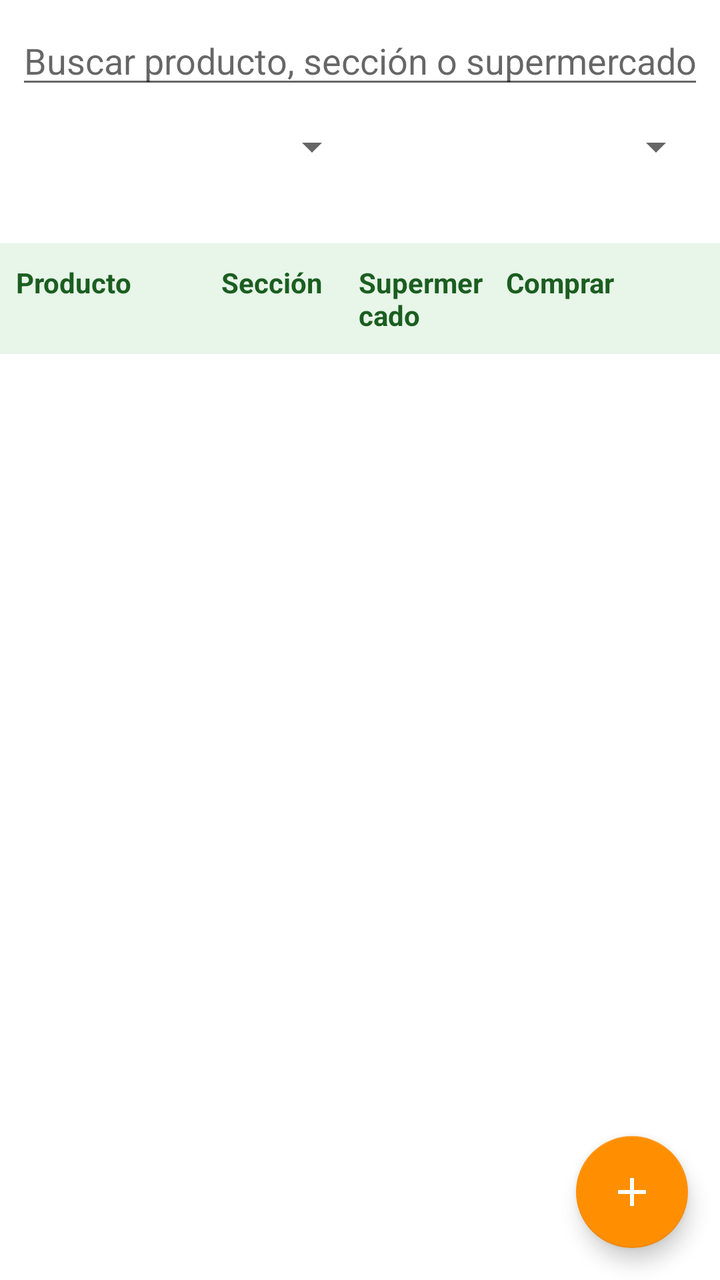
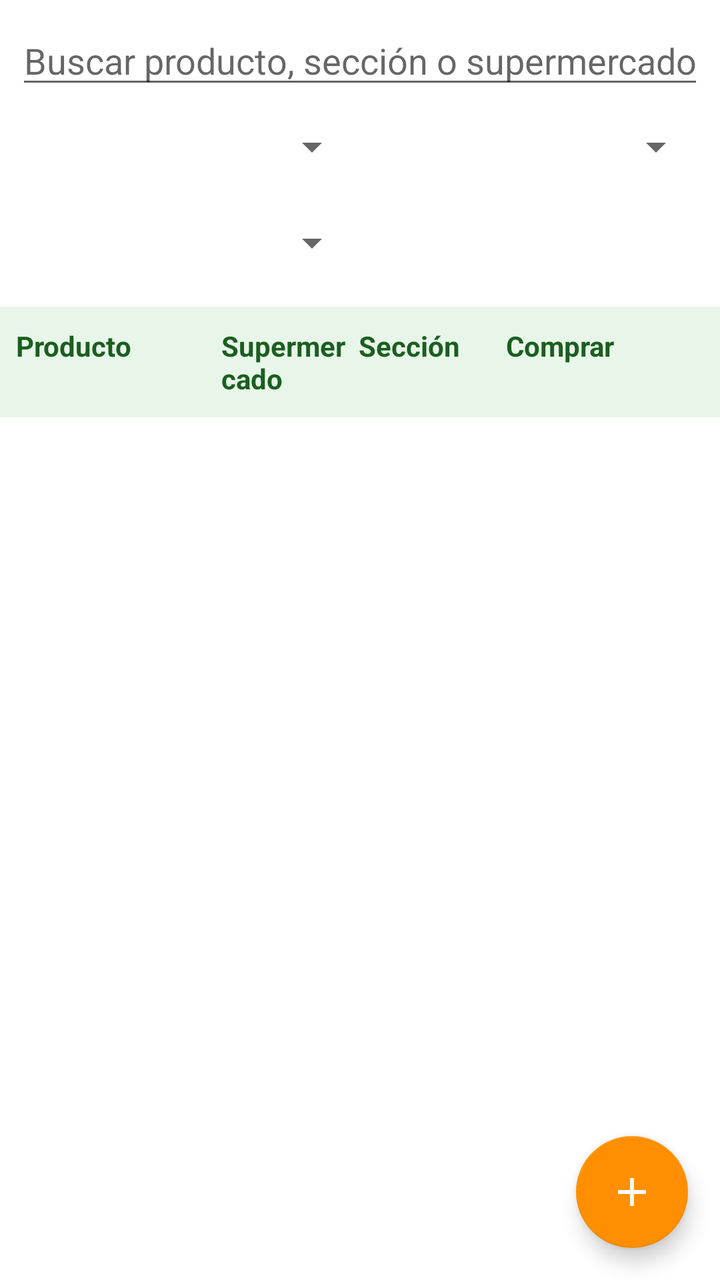

Before-and-after screenshots of an Android layout around one commit, followed by the original layout XML and the change that was made.
<!-- AndroidManifest.xml: application theme AppTheme -->
<!-- res/layout/activity_main.xml -->
<?xml version="1.0" encoding="utf-8"?>
<FrameLayout xmlns:android="http://schemas.android.com/apk/res/android"
    xmlns:app="http://schemas.android.com/apk/res-auto"
    android:layout_width="match_parent"
    android:layout_height="match_parent">

    <LinearLayout
        android:layout_width="match_parent"
        android:layout_height="match_parent"
        android:orientation="vertical">

        
        <LinearLayout
            android:layout_width="match_parent"
            android:layout_height="wrap_content"
            android:orientation="vertical"
            android:padding="8dp">

            <EditText
                android:id="@+id/etBuscar"
                android:layout_width="match_parent"
                android:layout_height="wrap_content"
                android:hint="@string/hint_buscar"
                android:importantForAutofill="no"
                android:inputType="text"
                android:maxLines="1" />

            <LinearLayout
                android:layout_width="match_parent"
                android:layout_height="wrap_content"
                android:orientation="horizontal">

                <Spinner
                    android:id="@+id/spSeccion"
                    android:layout_width="0dp"
                    android:layout_height="48dp"
                    android:layout_weight="1" />

                <Spinner
                    android:id="@+id/spEstado"
                    android:layout_width="0dp"
                    android:layout_height="48dp"
                    android:layout_weight="1" />
            </LinearLayout>

            <TextView
                android:id="@+id/tvResumen"
                android:layout_width="match_parent"
                android:layout_height="wrap_content"
                android:paddingStart="4dp"
                android:textColor="#666666"
                android:textSize="12sp" />
        </LinearLayout>

        
        <LinearLayout
            android:layout_width="match_parent"
            android:layout_height="wrap_content"
            android:background="@color/cabecera_tabla"
            android:orientation="horizontal"
            android:paddingStart="8dp"
            android:paddingTop="10dp"
            android:paddingEnd="8dp"
            android:paddingBottom="10dp">

            <TextView
                android:layout_width="0dp"
                android:layout_height="wrap_content"
                android:layout_weight="3"
                android:text="@string/col_producto"
                android:textColor="@color/verde_oscuro"
                android:textStyle="bold" />

            <TextView
                android:layout_width="0dp"
                android:layout_height="wrap_content"
                android:layout_weight="2"
                android:text="@string/col_seccion"
                android:textColor="@color/verde_oscuro"
                android:textStyle="bold" />

            <TextView
                android:layout_width="0dp"
                android:layout_height="wrap_content"
                android:layout_weight="2"
                android:text="@string/col_supermercado"
                android:textColor="@color/verde_oscuro"
                android:textStyle="bold" />

            <TextView
                android:layout_width="64dp"
                android:layout_height="wrap_content"
                android:gravity="center"
                android:text="@string/col_comprar"
                android:textColor="@color/verde_oscuro"
                android:textStyle="bold" />

            <View
                android:layout_width="40dp"
                android:layout_height="0dp" />
        </LinearLayout>

        
        <FrameLayout
            android:layout_width="match_parent"
            android:layout_height="0dp"
            android:layout_weight="1">

            <androidx.recyclerview.widget.RecyclerView
                android:id="@+id/recycler"
                android:layout_width="match_parent"
                android:layout_height="match_parent"
                android:clipToPadding="false"
                android:paddingBottom="88dp" />

            <TextView
                android:id="@+id/tvVacio"
                android:layout_width="match_parent"
                android:layout_height="wrap_content"
                android:layout_gravity="center"
                android:gravity="center"
                android:padding="24dp"
                android:text="@string/sin_resultados"
                android:textColor="#888888"
                android:visibility="gone" />
        </FrameLayout>
    </LinearLayout>

    <com.google.android.material.floatingactionbutton.FloatingActionButton
        android:id="@+id/fabAnadir"
        android:layout_width="wrap_content"
        android:layout_height="wrap_content"
        android:layout_gravity="bottom|end"
        android:layout_margin="16dp"
        android:contentDescription="@string/cd_anadir"
        app:srcCompat="@drawable/ic_add" />
</FrameLayout>
<!-- resources referenced by this layout -->
<resources>
  <color name="cabecera_tabla">#E8F5E9</color>
  <color name="verde_oscuro">#1B5E20</color>
  <!-- drawable ic_add (drawable) -->
  <vector xmlns:android="http://schemas.android.com/apk/res/android"
      android:width="24dp"
      android:height="24dp"
      android:viewportWidth="24"
      android:viewportHeight="24"
      android:tint="#FFFFFF">
      <path
          android:fillColor="#FFFFFFFF"
          android:pathData="M19,13h-6v6h-2v-6H5v-2h6V5h2v6h6v2z" />
  </vector>
  <string name="cd_anadir">Añadir</string>
  <string name="col_comprar">Comprar</string>
  <string name="col_producto">Producto</string>
  <string name="col_seccion">Sección</string>
  <string name="col_supermercado">Supermercado</string>
  <string name="hint_buscar">Buscar producto, sección o supermercado</string>
  <string name="sin_resultados">No hay productos que mostrar.\nPulsa + para añadir uno.</string>
  <style name="AppTheme" parent="Theme.MaterialComponents.Light.DarkActionBar">
          <item name="colorPrimary">@color/verde_primario</item>
          <item name="colorPrimaryDark">@color/verde_oscuro</item>
          <item name="colorSecondary">@color/naranja</item>
          <item name="colorOnSecondary">@color/blanco</item>
      </style>
  <color name="verde_primario">#2E7D32</color>
  <color name="naranja">#FF8F00</color>
  <color name="blanco">#FFFFFF</color>
</resources>

<!-- the commit's change to res/layout/activity_main.xml (unified diff, before → after) -->
@@ -31,25 +31,39 @@
                 android:orientation="horizontal">
 
                 <Spinner
+                    android:id="@+id/spSupermercado"
+                    android:layout_width="0dp"
+                    android:layout_height="48dp"
+                    android:layout_weight="1" />
+
+                <Spinner
                     android:id="@+id/spSeccion"
                     android:layout_width="0dp"
                     android:layout_height="48dp"
                     android:layout_weight="1" />
+            </LinearLayout>
+
+            <LinearLayout
+                android:layout_width="match_parent"
+                android:layout_height="wrap_content"
+                android:gravity="center_vertical"
+                android:orientation="horizontal">
 
                 <Spinner
                     android:id="@+id/spEstado"
                     android:layout_width="0dp"
                     android:layout_height="48dp"
                     android:layout_weight="1" />
+
+                <TextView
+                    android:id="@+id/tvResumen"
+                    android:layout_width="0dp"
+                    android:layout_height="wrap_content"
+                    android:layout_weight="1"
+                    android:paddingStart="8dp"
+                    android:textColor="#666666"
+                    android:textSize="12sp" />
             </LinearLayout>
-
-            <TextView
-                android:id="@+id/tvResumen"
-                android:layout_width="match_parent"
-                android:layout_height="wrap_content"
-                android:paddingStart="4dp"
-                android:textColor="#666666"
-                android:textSize="12sp" />
         </LinearLayout>
 
         
@@ -75,7 +89,7 @@
                 android:layout_width="0dp"
                 android:layout_height="wrap_content"
                 android:layout_weight="2"
-                android:text="@string/col_seccion"
+                android:text="@string/col_supermercado"
                 android:textColor="@color/verde_oscuro"
                 android:textStyle="bold" />
 
@@ -83,7 +97,7 @@
                 android:layout_width="0dp"
                 android:layout_height="wrap_content"
                 android:layout_weight="2"
-                android:text="@string/col_supermercado"
+                android:text="@string/col_seccion"
                 android:textColor="@color/verde_oscuro"
                 android:textStyle="bold" />
 
